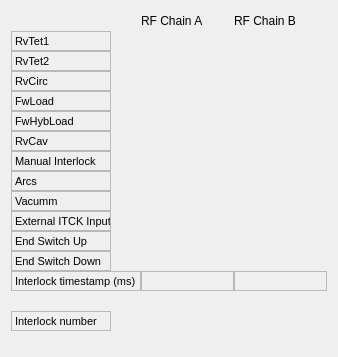
Old version of the form src/llrfgui/widgets/itckindiags/ui/ItckInDiags.ui in the repository amilan/app-maxiv-llrfexpert.
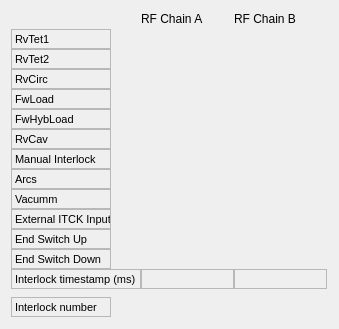
New version of the form. Custom widgets are drawn as their Qt base class.

Commit message:
Scrollable area added.
An scroll area has been added to each widget.

What changed in the file:
```diff
--- a/src/llrfgui/widgets/itckindiags/ui/ItckInDiags.ui
+++ b/src/llrfgui/widgets/itckindiags/ui/ItckInDiags.ui
@@ -6,14 +6,38 @@
    <rect>
     <x>0</x>
     <y>0</y>
-    <width>336</width>
-    <height>357</height>
+    <width>339</width>
+    <height>329</height>
    </rect>
   </property>
   <property name="windowTitle">
    <string>Form</string>
   </property>
   <layout class="QGridLayout" name="gridLayout">
+   <property name="margin">
+    <number>0</number>
+   </property>
+   <property name="spacing">
+    <number>0</number>
+   </property>
+   <item row="0" column="0">
+    <widget class="QScrollArea" name="scrollArea">
+     <property name="frameShape">
+      <enum>QFrame::NoFrame</enum>
+     </property>
+     <property name="widgetResizable">
+      <bool>true</bool>
+     </property>
+     <widget class="QWidget" name="scrollAreaWidgetContents">
+      <property name="geometry">
+       <rect>
+        <x>0</x>
+        <y>0</y>
+        <width>339</width>
+        <height>329</height>
+       </rect>
+      </property>
+      <layout class="QGridLayout" name="gridLayout_2">
    <item row="0" column="0">
     <layout class="QGridLayout" name="_22">
      <property name="spacing">
@@ -858,26 +882,30 @@
       </widget>
      </item>
     </layout>
+       </item>
+      </layout>
+     </widget>
+    </widget>
    </item>
   </layout>
  </widget>
  <customwidgets>
+  <customwidget>
+   <class>TaurusLabel</class>
+   <extends>QLabel</extends>
+   <header>taurus.qt.qtgui.display</header>
+  </customwidget>
+  <customwidget>
+   <class>TaurusBoolLed</class>
+   <extends>QLabel</extends>
+   <header>taurus.qt.qtgui.display</header>
+  </customwidget>
   <customwidget>
    <class>TaurusWheelEdit</class>
    <extends>QFrame</extends>
    <header>taurus.qt.qtgui.input</header>
    <container>1</container>
   </customwidget>
-  <customwidget>
-   <class>TaurusLabel</class>
-   <extends>QLabel</extends>
-   <header>taurus.qt.qtgui.display</header>
-  </customwidget>
-  <customwidget>
-   <class>TaurusBoolLed</class>
-   <extends>QLabel</extends>
-   <header>taurus.qt.qtgui.display</header>
-  </customwidget>
  </customwidgets>
  <resources/>
  <connections/>
```
Left out of the diff: 8 changed lines with no effect on the pictures. Lines whose indentation alone changed are shown as unchanged. The commit also changes 24 other files.
